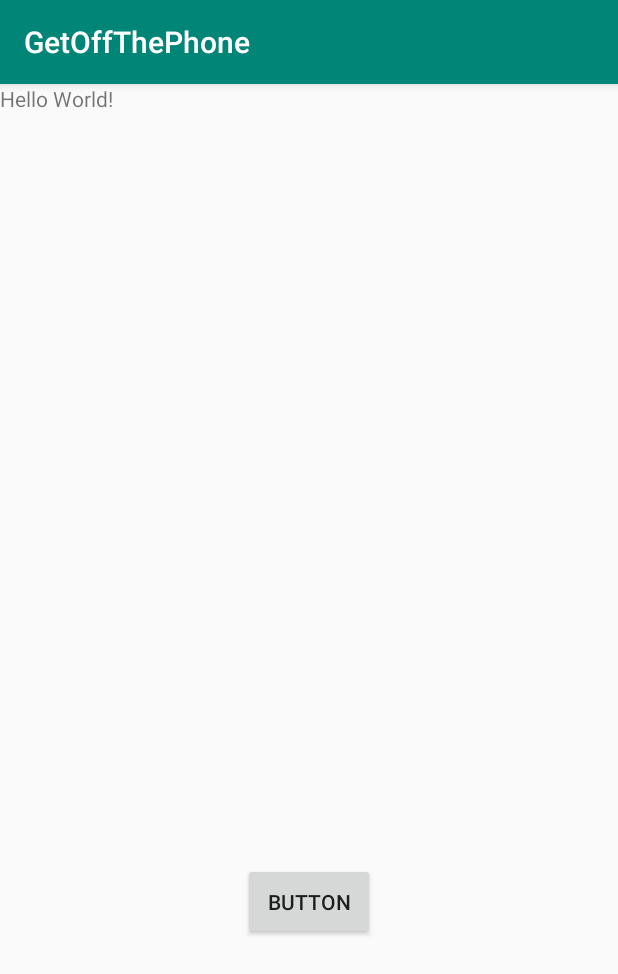
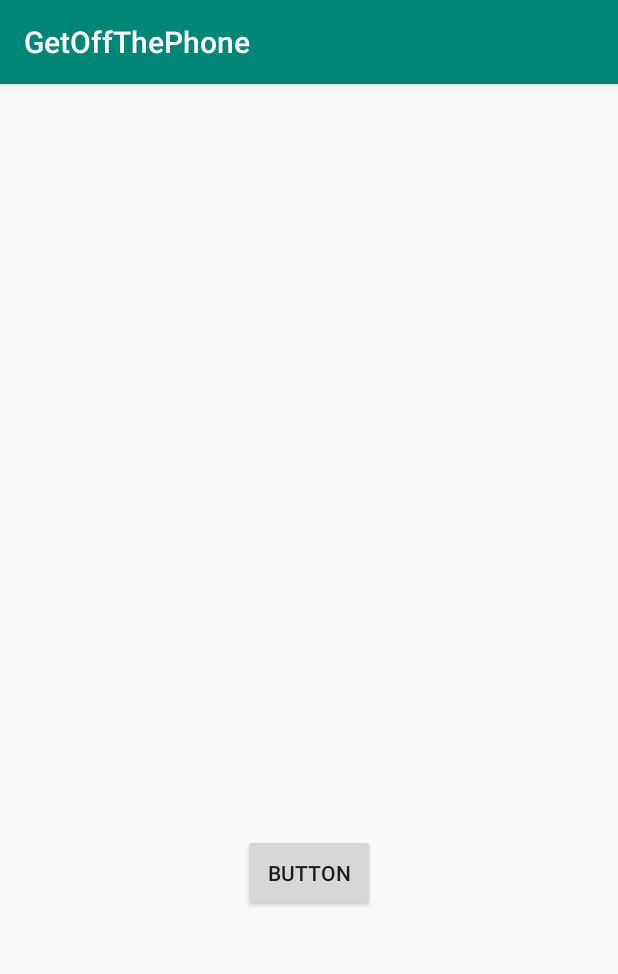
Before and after one commit to kr10n1/GetOffThePhone, an Android app: the screen it shows after launch (MainActivity), on a phone screen of 412 x 824 dp. Shown: the top 974 px of the screen. Run offline under Robolectric (Android 15) with nearby library versions, the phone set to English and light mode, and no system bars.

Commit message:
czyszczenie kodu :)

```diff
--- a/app/src/main/res/layout/activity_main.xml
+++ b/app/src/main/res/layout/activity_main.xml
@@ -6,15 +6,6 @@
     android:layout_width="match_parent"
     android:layout_height="match_parent"
     tools:context=".MainActivity">
-
-    <TextView
-        android:layout_width="wrap_content"
-        android:layout_height="wrap_content"
-        android:text="Hello World!"
-        app:layout_constraintBottom_toBottomOf="parent"
-        app:layout_constraintLeft_toLeftOf="parent"
-        app:layout_constraintRight_toRightOf="parent"
-        app:layout_constraintTop_toTopOf="parent" />
 
     <Button
         android:id="@+id/button"
@@ -25,7 +16,6 @@
         android:padding="16dp"
         android:paddingTop="20dp"
         android:gravity="center_horizontal"
-        android:onClick="notify"
         android:text="@string/button"/>
 
 </LinearLayout>
```
Also changed, not shown: app/src/main/java/com/example/getoffthephone/MainActivity.java (+0 -28 lines).
